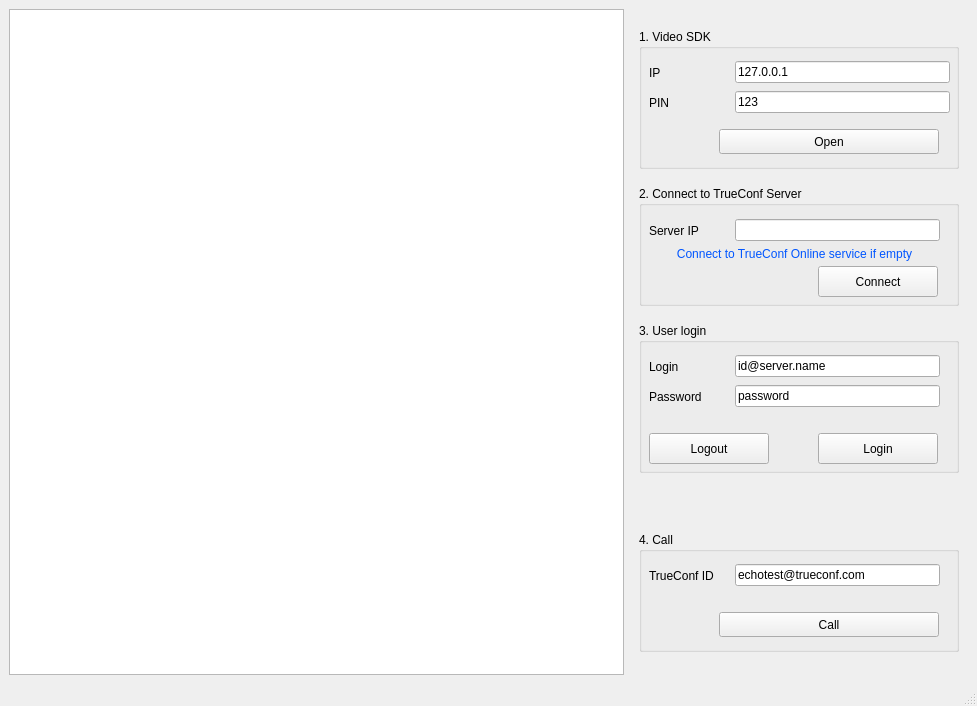
Before: the Qt Designer form mainwindow.ui in zoboff/DemoQtVideoSDK, drawn with Qt 5.
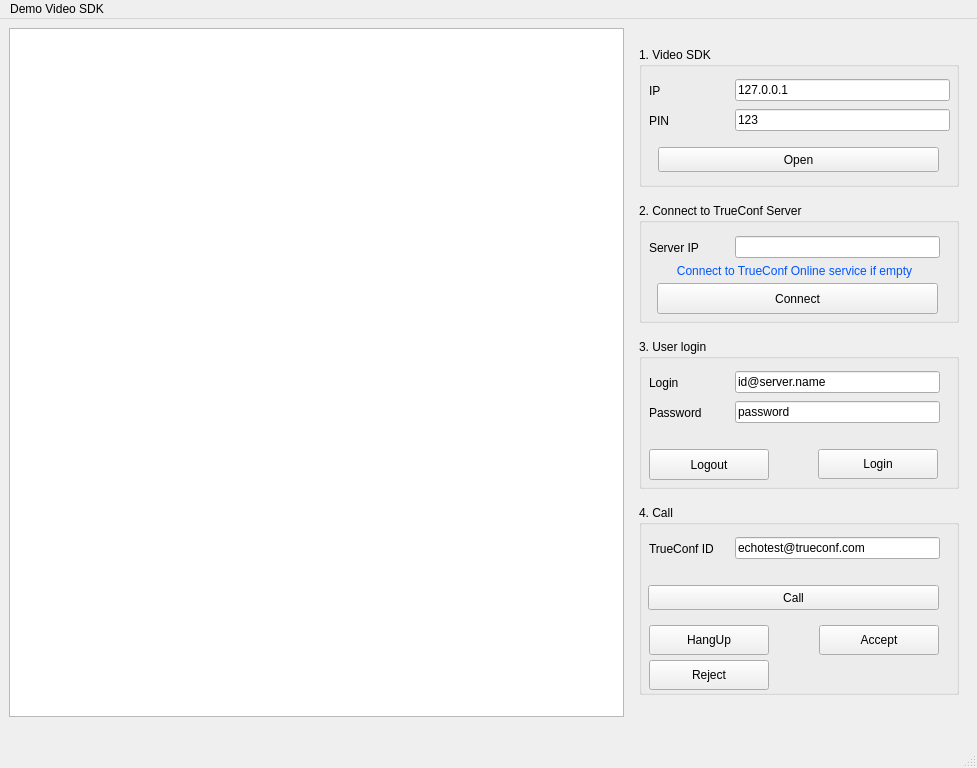
After: the same form once the commit is applied.

Commit message: + accept(), hanUp(), reject() and using R("")

```diff
--- a/mainwindow.ui
+++ b/mainwindow.ui
@@ -7,7 +7,7 @@
     <x>0</x>
     <y>0</y>
     <width>977</width>
-    <height>706</height>
+    <height>768</height>
    </rect>
   </property>
   <property name="windowTitle">
@@ -94,9 +94,9 @@
                  <widget class="QPushButton" name="openButton">
                   <property name="geometry">
                    <rect>
-                    <x>80</x>
+                    <x>19</x>
                     <y>100</y>
-                    <width>220</width>
+                    <width>281</width>
                     <height>25</height>
                    </rect>
                   </property>
@@ -152,9 +152,9 @@
                  <widget class="QPushButton" name="connectButton">
                   <property name="geometry">
                    <rect>
-                    <x>179</x>
+                    <x>18</x>
                     <y>80</y>
-                    <width>120</width>
+                    <width>281</width>
                     <height>31</height>
                    </rect>
                   </property>
@@ -338,7 +338,7 @@
                     <x>179</x>
                     <y>110</y>
                     <width>120</width>
-                    <height>31</height>
+                    <height>30</height>
                    </rect>
                   </property>
                   <property name="text">
@@ -360,53 +360,12 @@
                  </widget>
                 </widget>
                </item>
-               <item>
-                <widget class="QWidget" name="stateWidget" native="true">
-                 <property name="minimumSize">
-                  <size>
-                   <width>0</width>
-                   <height>0</height>
-                  </size>
-                 </property>
-                 <property name="maximumSize">
-                  <size>
-                   <width>16777215</width>
-                   <height>25</height>
-                  </size>
-                 </property>
-                 <widget class="QLabel" name="stateLabel">
-                  <property name="geometry">
-                   <rect>
-                    <x>9</x>
-                    <y>4</y>
-                    <width>311</width>
-                    <height>20</height>
-                   </rect>
-                  </property>
-                  <property name="minimumSize">
-                   <size>
-                    <width>160</width>
-                    <height>0</height>
-                   </size>
-                  </property>
-                  <property name="layoutDirection">
-                   <enum>Qt::LeftToRight</enum>
-                  </property>
-                  <property name="text">
-                   <string>&lt;State&gt;</string>
-                  </property>
-                  <property name="alignment">
-                   <set>Qt::AlignCenter</set>
-                  </property>
-                 </widget>
-                </widget>
-               </item>
                <item>
                 <widget class="QGroupBox" name="groupBox_3">
                  <property name="maximumSize">
                   <size>
                    <width>16777215</width>
-                   <height>120</height>
+                   <height>190</height>
                   </size>
                  </property>
                  <property name="title">
@@ -415,9 +374,9 @@
                  <widget class="QPushButton" name="callButton">
                   <property name="geometry">
                    <rect>
-                    <x>80</x>
+                    <x>9</x>
                     <y>80</y>
-                    <width>220</width>
+                    <width>291</width>
                     <height>25</height>
                    </rect>
                   </property>
@@ -457,6 +416,45 @@
                    </item>
                   </layout>
                  </widget>
+                 <widget class="QPushButton" name="hangupButton">
+                  <property name="geometry">
+                   <rect>
+                    <x>10</x>
+                    <y>120</y>
+                    <width>120</width>
+                    <height>30</height>
+                   </rect>
+                  </property>
+                  <property name="text">
+                   <string>HangUp</string>
+                  </property>
+                 </widget>
+                 <widget class="QPushButton" name="acceptButton">
+                  <property name="geometry">
+                   <rect>
+                    <x>180</x>
+                    <y>120</y>
+                    <width>120</width>
+                    <height>30</height>
+                   </rect>
+                  </property>
+                  <property name="text">
+                   <string>Accept</string>
+                  </property>
+                 </widget>
+                 <widget class="QPushButton" name="rejectButton">
+                  <property name="geometry">
+                   <rect>
+                    <x>10</x>
+                    <y>155</y>
+                    <width>120</width>
+                    <height>30</height>
+                   </rect>
+                  </property>
+                  <property name="text">
+                   <string>Reject</string>
+                  </property>
+                 </widget>
                 </widget>
                </item>
               </layout>
@@ -474,7 +472,14 @@
      </layout>
     </item>
     <item>
-     <layout class="QVBoxLayout" name="verticalLayout_2"/>
+     <widget class="QLabel" name="stateLabel">
+      <property name="text">
+       <string>&lt;Current state&gt;</string>
+      </property>
+      <property name="alignment">
+       <set>Qt::AlignCenter</set>
+      </property>
+     </widget>
     </item>
    </layout>
   </widget>
@@ -487,6 +492,12 @@
      <height>21</height>
     </rect>
    </property>
+   <widget class="QMenu" name="menuDemo_Video_SDK">
+    <property name="title">
+     <string>Demo Video SDK</string>
+    </property>
+   </widget>
+   <addaction name="menuDemo_Video_SDK"/>
   </widget>
   <widget class="QStatusBar" name="statusbar"/>
  </widget>
```
The commit also changes 4 other files.
